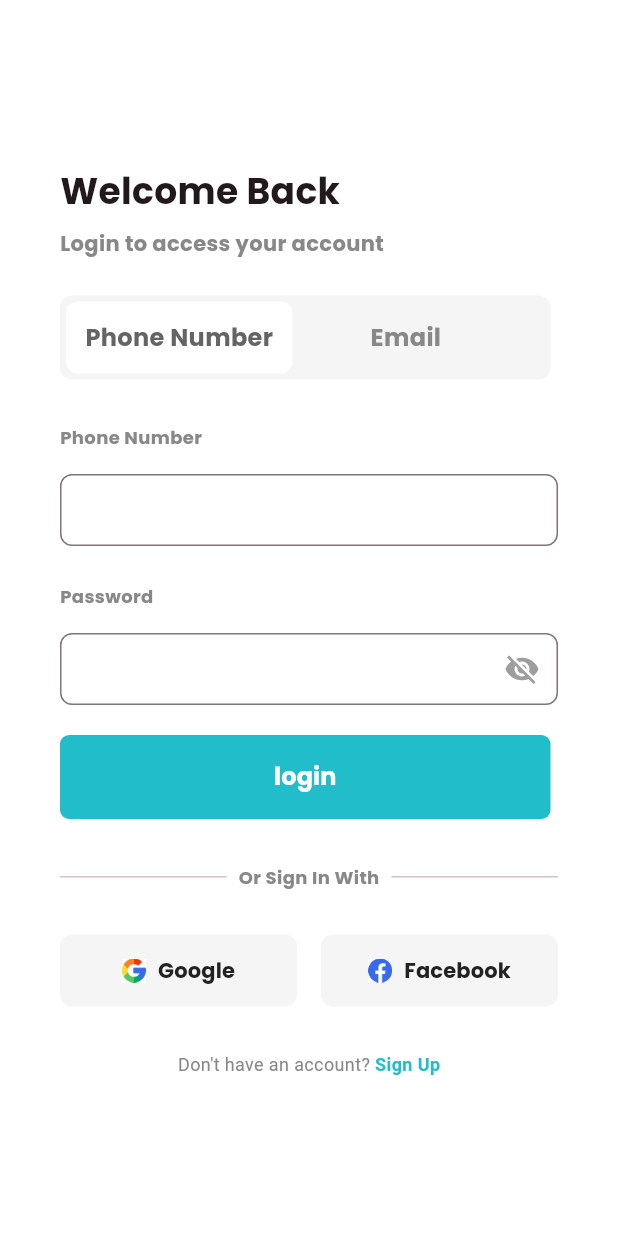
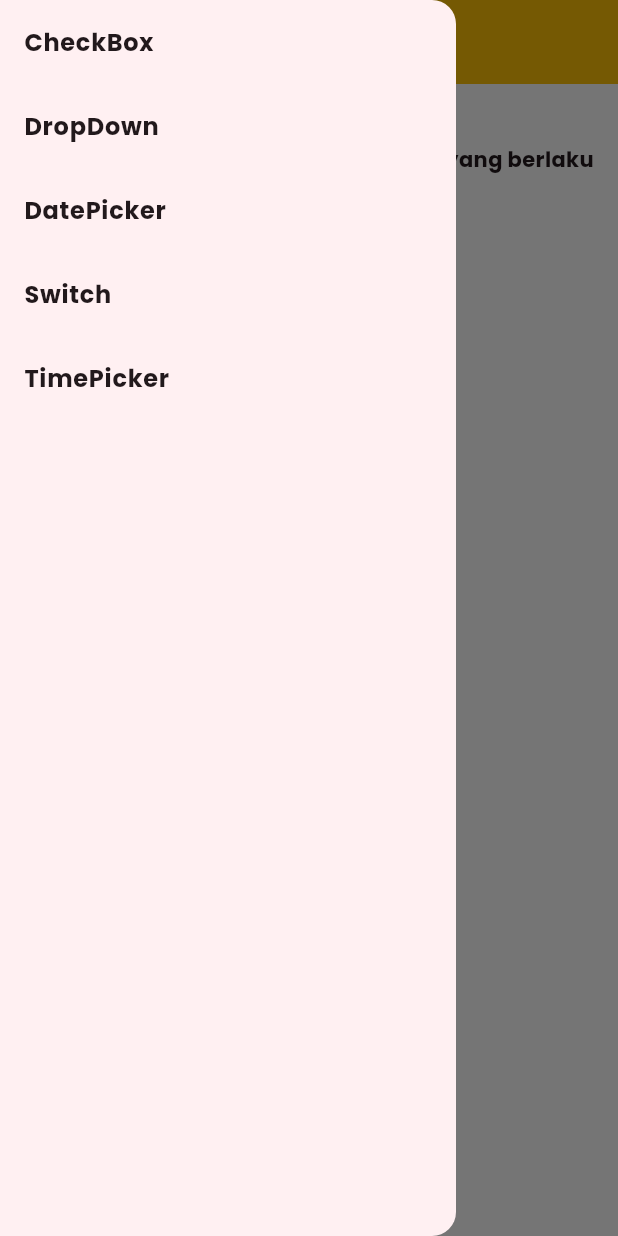
Before and after one commit to DestyAlamanda/ppkd_d_3, a Flutter app: the screen it shows after launch, with the side drawer open (before the commit the screen has no drawer), on a phone screen of 412 x 824 dp. Run offline on Flutter 3.47's test engine with Material 3 defaults, Android fonts, the phone set to English and light mode, and no system bars.

Commit message:
wib tugas 7 flutter

```diff
--- a/lib/main.dart
+++ b/lib/main.dart
@@ -1,10 +1,9 @@
 import 'package:flutter/material.dart';
-import 'package:ppkd_d_3/learn_routing/home_page.dart';
-import 'package:ppkd_d_3/learn_routing/login_page.dart';
-import 'package:ppkd_d_3/learn_routing/second_page.dart';
-import 'package:ppkd_d_3/learn_routing/third_page.dart';
+import 'package:intl/date_symbol_data_local.dart';
+import 'package:ppkd_d_3/tugas_7/tugas_7.dart';
 
 void main() {
+  initializeDateFormatting("id_ID");
   runApp(const MyApp());
 }
 
@@ -21,14 +20,15 @@ class MyApp extends StatelessWidget {
         colorScheme: ColorScheme.fromSeed(seedColor: Colors.black),
         fontFamily: "Poppins",
       ),
-      // home: TugasEnam(),
-      initialRoute: '/',
-      routes: {
-        '/': (context) => LoginPage(),
-        '/homepage': (context) => HomePage(),
-        '/second': (context) => SecondPage(),
-        '/third': (context) => ThirdPage(),
-      },
+      home: TugasTujuh(),
+
+      // initialRoute: '/',
+      // routes: {
+      //   '/': (context) => LoginPage(),
+      //   '/homepage': (context) => HomePage(),
+      //   '/second': (context) => SecondPage(),
+      //   '/third': (context) => ThirdPage(),
+      // },
     );
   }
 }
--- /dev/null
+++ b/lib/tugas_7/checkbox.dart
@@ -0,0 +1,49 @@
+import 'package:flutter/material.dart';
+
+class CheckBox extends StatefulWidget {
+  const CheckBox({super.key});
+
+  @override
+  State<CheckBox> createState() => _CheckBoxState();
+}
+
+class _CheckBoxState extends State<CheckBox> {
+  bool isCheck = false;
+  bool isCheckSwitch = false;
+  @override
+  Widget build(BuildContext context) {
+    return Container(
+      color: isCheckSwitch == true ? Colors.black : Colors.white,
+      child: Column(
+        children: [
+          Text(
+            "Syarat dan Ketentuan",
+            style: TextStyle(
+              color: isCheckSwitch == true ? Colors.white : Colors.black,
+            ),
+          ),
+          SizedBox(height: 20),
+          Text("Saya menyetujui semua persyaratan yang berlaku"),
+          Row(
+            children: [
+              Checkbox(
+                activeColor: Colors.red,
+                value: isCheck,
+                onChanged: (value) {
+                  setState(() {
+                    isCheck = value!;
+                  });
+                },
+              ),
+              Text(
+                isCheck == true
+                    ? "Lanjutkan pendaftaran diperbolehkan"
+                    : "Anda belum bisa melanjutkan",
+              ),
+            ],
+          ),
+        ],
+      ),
+    );
+  }
+}
--- /dev/null
+++ b/lib/tugas_7/tugas_7.dart
@@ -0,0 +1,90 @@
+import 'package:flutter/material.dart';
+import 'package:ppkd_d_3/tugas_7/checkbox.dart';
+import 'package:ppkd_d_3/tugas_7/date_picker.dart';
+import 'package:ppkd_d_3/tugas_7/dropdown.dart';
+import 'package:ppkd_d_3/tugas_7/switch.dart';
+import 'package:ppkd_d_3/tugas_7/time_picker.dart';
+
+class TugasTujuh extends StatefulWidget {
+  const TugasTujuh({super.key});
+
+  @override
+  State<TugasTujuh> createState() => _TugasTujuhState();
+}
+
+class _TugasTujuhState extends State<TugasTujuh> {
+  int _selectedIndexDrawer = 0;
+  static const List<Widget> _widgetOptions = <Widget>[
+    CheckBox(),
+    DropDown(),
+    DatePicker(),
+    Switch_(),
+    TimePicker(),
+  ];
+  void onItemTap(int index) {
+    setState(() {
+      _selectedIndexDrawer = index;
+    });
+    // context.pop();
+  }
+
+  @override
+  Widget build(BuildContext context) {
+    return Scaffold(
+      appBar: AppBar(
+        title: Text(
+          "Formulir",
+          style: TextStyle(
+            color: Colors.grey[100],
+            fontWeight: FontWeight.bold,
+          ),
+        ),
+        backgroundColor: Colors.amber,
+      ),
+      body: Center(child: _widgetOptions[_selectedIndexDrawer]),
+      drawer: Drawer(
+        child: ListView(
+          children: [
+            // ListTile(
+            //   title: Text("LALA"),
+            //   onTap: () {
+            //     onItemTap(0);
+            //   },
+            // ),
+            ListTile(
+              title: Text("CheckBox"),
+              onTap: () {
+                onItemTap(0);
+              },
+            ),
+            ListTile(
+              title: Text("DropDown"),
+              onTap: () {
+                onItemTap(1);
+              },
+            ),
+            ListTile(
+              title: Text("DatePicker"),
+              onTap: () {
+                onItemTap(2);
+              },
+            ),
+            ListTile(
+              title: Text("Switch"),
+              onTap: () {
+                onItemTap(3);
+              },
+            ),
+            ListTile(
+              title: Text("TimePicker"),
+              onTap: () {
+                onItemTap(4);
+              },
+            ),
+          ],
+        ),
+      ),
+      // endDrawer: Drawer(child: Column(children: [])),
+    );
+  }
+}
```
Also changed, not shown: lib/extention/navigation.dart (added, +64 -0 lines), lib/tugas_7/date_picker.dart (added, +62 -0 lines), lib/tugas_7/dropdown.dart (added, +35 -0 lines), lib/tugas_7/switch.dart (added, +37 -0 lines), lib/tugas_7/time_picker.dart (added, +40 -0 lines), pubspec.yaml (+4 -16 lines), pubspec.lock.
